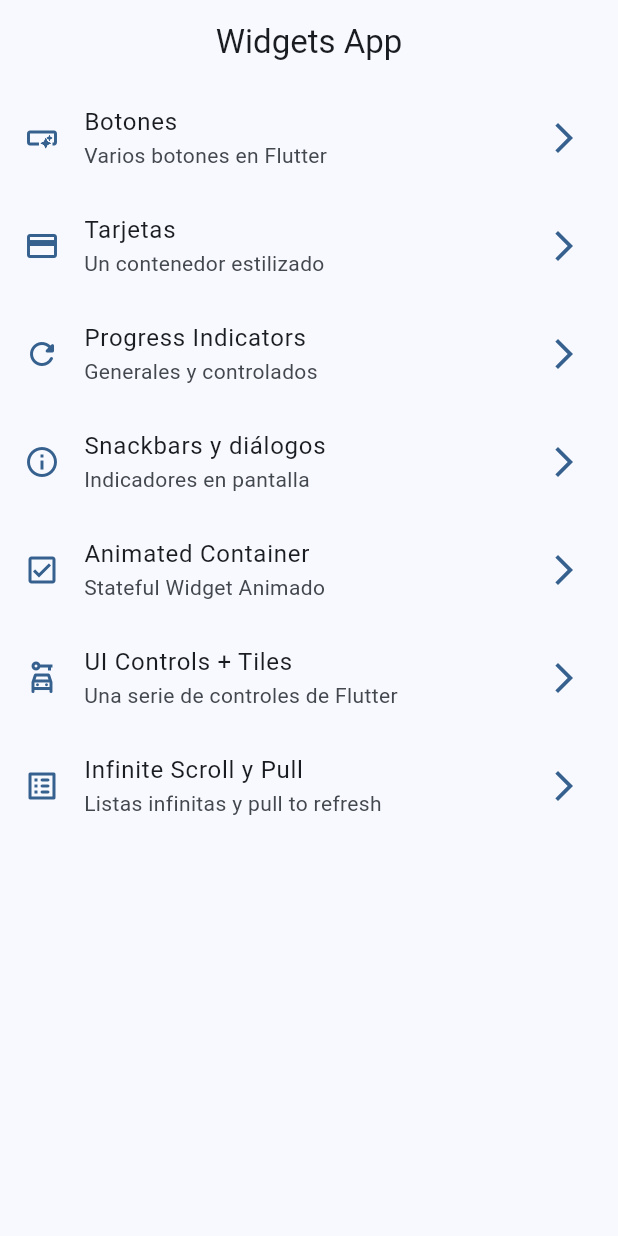
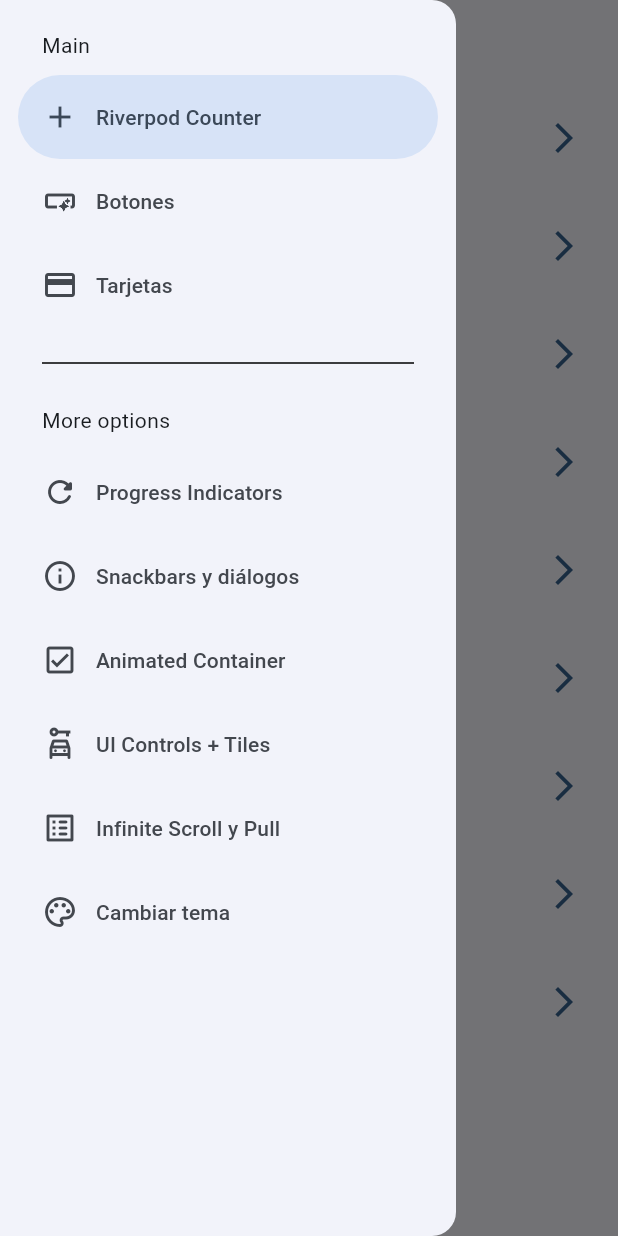
Before and after one commit to LuisPulenta/widgets_app, a Flutter app: the screen it shows after launch, with the side drawer open (before the commit the screen has no drawer), on a phone screen of 412 x 824 dp. Run offline on Flutter 3.47's test engine with Material 2 defaults, Android fonts, the phone set to English and light mode, and no system bars; our stand-ins replace animate_do, flutter_riverpod, go_router.

Commit message:
Video 160

```diff
--- a/lib/config/menu/menu_items.dart
+++ b/lib/config/menu/menu_items.dart
@@ -14,6 +14,11 @@ class MenuItem {
 }
 
 const appMenuItems = <MenuItem>[
+  MenuItem(
+      title: 'Riverpod Counter',
+      subtitle: 'Introducción a Riverpod',
+      link: '/counter',
+      icon: Icons.add),
   MenuItem(
       title: 'Botones',
       subtitle: 'Varios botones en Flutter',
@@ -49,4 +54,9 @@ const appMenuItems = <MenuItem>[
       subtitle: 'Listas infinitas y pull to refresh',
       link: '/infinite',
       icon: Icons.list_alt_rounded),
+  MenuItem(
+      title: 'Cambiar tema',
+      subtitle: 'Cambiar tema de la Aplicación',
+      link: '/theme-changer',
+      icon: Icons.color_lens_outlined),
 ];
--- a/lib/config/router/app_router.dart
+++ b/lib/config/router/app_router.dart
@@ -50,5 +50,15 @@ final appRouter = GoRouter(
       name: InfiniteScrollScreen.name,
       builder: (context, state) => const InfiniteScrollScreen(),
     ),
+    GoRoute(
+      path: '/counter',
+      name: CounterScreen.name,
+      builder: (context, state) => const CounterScreen(),
+    ),
+    GoRoute(
+      path: '/theme-changer',
+      name: ThemeChangerScreen.name,
+      builder: (context, state) => const ThemeChangerScreen(),
+    ),
   ],
 );
--- a/lib/main.dart
+++ b/lib/main.dart
@@ -1,8 +1,13 @@
 import 'package:flutter/material.dart';
+import 'package:flutter_riverpod/flutter_riverpod.dart';
 import 'package:widgets_app/config/router/app_router.dart';
 import 'package:widgets_app/config/themes/app_theme.dart';
 
-void main() => runApp(const MyApp());
+void main() {
+  runApp(
+    const ProviderScope(child: MyApp()),
+  );
+}
 
 class MyApp extends StatelessWidget {
   const MyApp({super.key});
--- /dev/null
+++ b/lib/presentation/providers/counter_provider.dart
@@ -0,0 +1,3 @@
+import 'package:flutter_riverpod/flutter_riverpod.dart';
+
+final counterProvider = StateProvider<int>((ref) => 5);
--- a/lib/presentation/screens/home/home_screen.dart
+++ b/lib/presentation/screens/home/home_screen.dart
@@ -1,7 +1,7 @@
 import 'package:flutter/material.dart';
 import 'package:go_router/go_router.dart';
 import 'package:widgets_app/config/menu/menu_items.dart';
-import 'package:widgets_app/presentation/screens/cards/cards_screen.dart';
+import 'package:widgets_app/presentation/widgets/side_menu.dart';
 
 class HomeScreen extends StatelessWidget {
   static const String name = 'home_screen';
@@ -10,11 +10,16 @@ class HomeScreen extends StatelessWidget {
 
   @override
   Widget build(BuildContext context) {
+    final scaffoldKey = GlobalKey<ScaffoldState>();
     return Scaffold(
+      key: scaffoldKey,
       appBar: AppBar(
         title: const Text('Widgets App'),
       ),
       body: _HomeView(),
+      drawer: SideMenu(
+        scaffoldKey: scaffoldKey,
+      ),
     );
   }
 }
--- a/lib/presentation/screens/screens.dart
+++ b/lib/presentation/screens/screens.dart
@@ -2,8 +2,10 @@ export 'package:widgets_app/presentation/screens/animated/animated_screen.dart';
 export 'package:widgets_app/presentation/screens/app_tutorial/app_tutorial_screen.dart';
 export 'package:widgets_app/presentation/screens/buttons/buttons_screen.dart';
 export 'package:widgets_app/presentation/screens/cards/cards_screen.dart';
+export 'package:widgets_app/presentation/screens/counter/counter_screen.dart';
 export 'package:widgets_app/presentation/screens/home/home_screen.dart';
 export 'package:widgets_app/presentation/screens/infinite_scroll/infinite_scroll_screen.dart';
 export 'package:widgets_app/presentation/screens/progress/progress_screen.dart';
 export 'package:widgets_app/presentation/screens/snackbar/snackbar_screen.dart';
+export 'package:widgets_app/presentation/screens/theme_changer/theme_changer_screen.dart';
 export 'package:widgets_app/presentation/screens/ui_controls/ui_controls_screen.dart';
--- /dev/null
+++ b/lib/presentation/widgets/side_menu.dart
@@ -0,0 +1,70 @@
+import 'package:flutter/material.dart';
+import 'package:go_router/go_router.dart';
+import 'package:widgets_app/config/menu/menu_items.dart';
+
+class SideMenu extends StatefulWidget {
+  final GlobalKey<ScaffoldState> scaffoldKey;
+  const SideMenu({Key? key, required this.scaffoldKey}) : super(key: key);
+
+  @override
+  State<SideMenu> createState() => _SideMenuState();
+}
+
+class _SideMenuState extends State<SideMenu> {
+  //---------------------------------------------------------
+  //------------------- Variables ---------------------------
+  //---------------------------------------------------------
+
+  int navDraweIndex = 0;
+
+  //---------------------------------------------------------
+  //------------------- iniState ----------------------------
+  //---------------------------------------------------------
+
+  //---------------------------------------------------------
+  //------------------- Pantalla ----------------------------
+  //---------------------------------------------------------
+  @override
+  Widget build(BuildContext context) {
+    final hasNotch = MediaQuery.of(context).viewPadding.top > 35;
+
+    return NavigationDrawer(
+        selectedIndex: navDraweIndex,
+        onDestinationSelected: (value) {
+          setState(() {
+            navDraweIndex = value;
+          });
+          final menuItem = appMenuItems[value];
+          context.push(menuItem.link);
+          widget.scaffoldKey.currentState!.closeDrawer();
+        },
+        children: [
+          Padding(
+            padding: EdgeInsets.fromLTRB(28, hasNotch ? 10 : 20, 16, 10),
+            child: const Text('Main'),
+          ),
+          ...appMenuItems.sublist(0, 3).map(
+                (e) => NavigationDrawerDestination(
+                  icon: Icon(e.icon),
+                  label: Text(e.title),
+                ),
+              ),
+          const Padding(
+            padding: EdgeInsets.fromLTRB(28, 16, 28, 10),
+            child: Divider(
+              color: Colors.black,
+            ),
+          ),
+          const Padding(
+            padding: EdgeInsets.fromLTRB(28, 10, 16, 10),
+            child: const Text('More options'),
+          ),
+          ...appMenuItems.sublist(3).map(
+                (e) => NavigationDrawerDestination(
+                  icon: Icon(e.icon),
+                  label: Text(e.title),
+                ),
+              ),
+        ]);
+  }
+}
--- a/pubspec.yaml
+++ b/pubspec.yaml
@@ -37,6 +37,7 @@ dependencies:
   cupertino_icons: ^1.0.2
   go_router: ^6.0.7
   animate_do: ^3.0.2
+  flutter_riverpod: ^2.2.0
 
 dev_dependencies:
   flutter_test:
```
Also changed, not shown: lib/presentation/providers/theme_provider.dart (added, +7 -0 lines), lib/presentation/screens/counter/counter_screen.dart (added, +43 -0 lines), lib/presentation/screens/progress/progress_screen.dart (+10 -10 lines), lib/presentation/screens/theme_changer/theme_changer_screen.dart (added, +62 -0 lines), pubspec.lock.
